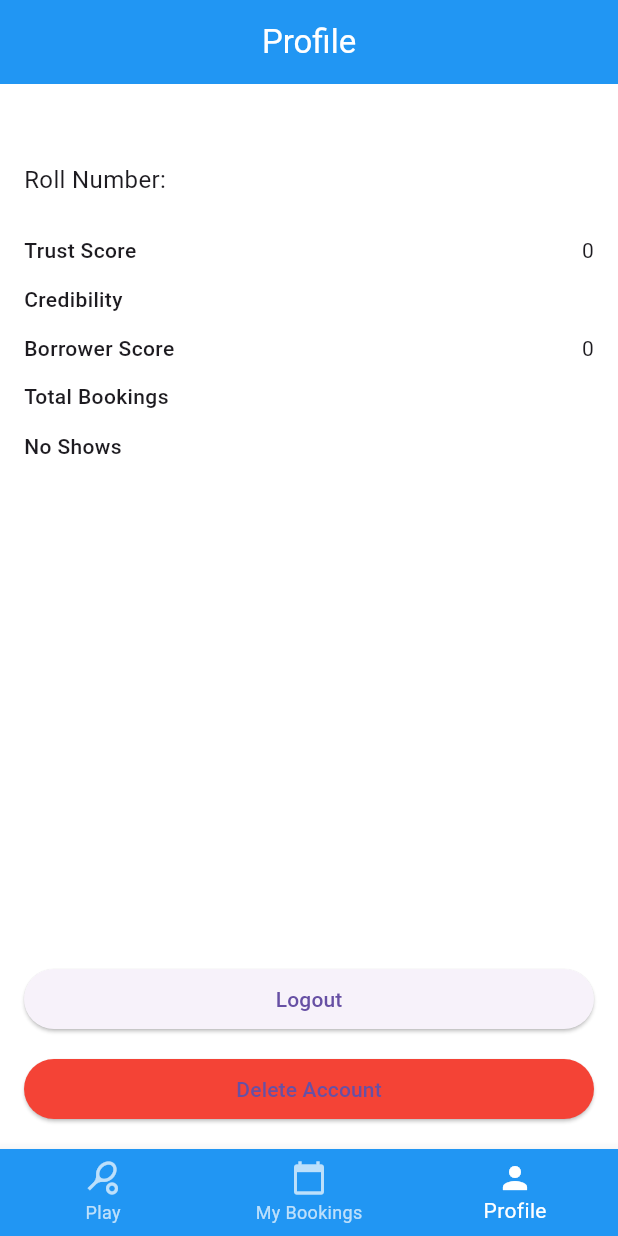
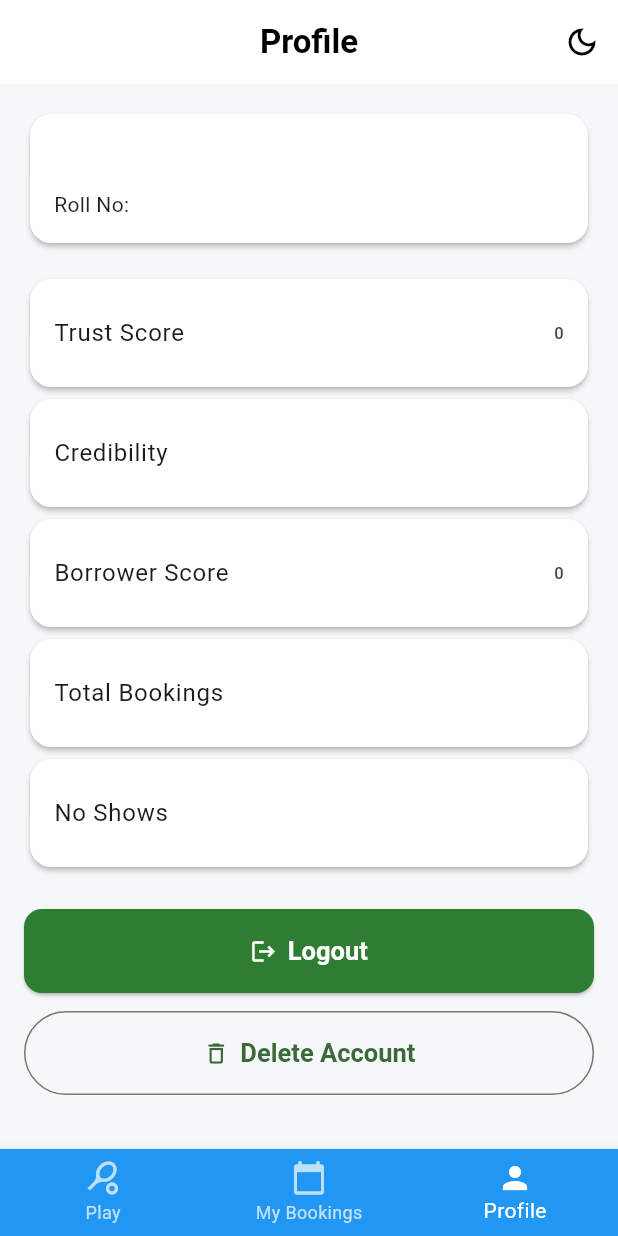
Before and after one commit to j1y4-j/SportSync, a Flutter app: the screen it shows once a user with an empty profile is signed in, item 3 of the bottom bar chosen, on a phone screen of 412 x 824 dp. Run offline on Flutter 3.47's test engine with Material 3 defaults, Android fonts, the phone set to English and light mode, and no system bars; our stand-ins replace cloud_firestore, firebase_auth, firebase_core; accounts and stored records are empty; network calls fail.

Commit message:
Dark Mode

```diff
--- a/lib/main.dart
+++ b/lib/main.dart
@@ -1,18 +1,14 @@
 import 'package:flutter/material.dart';
 import 'package:firebase_core/firebase_core.dart';
-import 'package:sports_sync/test.dart';
-import 'firebase_options.dart'; // ✅ must import
-// import '../services/login.dart'; // path to your login screen
+import 'firebase_options.dart';
 import 'auth_wrapper.dart';
 
-// import 'admin/addFriends.dart';
-// import 'admin/migrate_bookedby.dart';
+/// GLOBAL THEME CONTROLLER
+final ValueNotifier<ThemeMode> themeNotifier = ValueNotifier(ThemeMode.light);
 
 void main() async {
   WidgetsFlutterBinding.ensureInitialized();
-
   await Firebase.initializeApp(options: DefaultFirebaseOptions.currentPlatform);
-
   runApp(const MyApp());
 }
 
@@ -21,20 +17,96 @@ class MyApp extends StatelessWidget {
 
   @override
   Widget build(BuildContext context) {
+    return ValueListenableBuilder<ThemeMode>(
+      valueListenable: themeNotifier,
+      builder: (_, mode, __) {
         return MaterialApp(
           debugShowCheckedModeBanner: false,
+          themeMode: mode,
 
-      theme: ThemeData(
-        primaryColor: Colors.blue,
-        scaffoldBackgroundColor: Colors.white,
+          /// 🌤️ PLAYO-LIKE LIGHT THEME
+          theme: _lightTheme(),
+
+          /// 🌙 OPTIONAL DARK THEME
+          darkTheme: _darkTheme(),
+
+          home: const AuthWrapper(),
+        );
+      },
+    );
+  }
+}
+
+/// ================= LIGHT THEME =================
+/// Primary identity (Playo-like)
+ThemeData _lightTheme() {
+  return ThemeData(
+    useMaterial3: true,
+
+    scaffoldBackgroundColor: const Color(0xFFF6F7F9),
+
+    colorScheme: ColorScheme.fromSeed(
+      seedColor: const Color(0xFF2E7D32), // Playo green
+      brightness: Brightness.light,
+    ),
+
     appBarTheme: const AppBarTheme(
-          backgroundColor: Colors.blue,
-          foregroundColor: Colors.white, // title + icons
+      backgroundColor: Colors.white,
+      foregroundColor: Colors.black,
+      elevation: 0,
       centerTitle: true,
+    ),
+
+    cardTheme: CardThemeData(
+      color: Colors.white,
+      elevation: 1.5,
+      shape: RoundedRectangleBorder(borderRadius: BorderRadius.circular(14)),
+    ),
+
+    listTileTheme: const ListTileThemeData(
+      contentPadding: EdgeInsets.symmetric(horizontal: 16, vertical: 8),
+    ),
+
+    elevatedButtonTheme: ElevatedButtonThemeData(
+      style: ElevatedButton.styleFrom(
+        backgroundColor: const Color(0xFF2E7D32),
+        foregroundColor: Colors.white,
+        padding: const EdgeInsets.symmetric(vertical: 14),
+        shape: RoundedRectangleBorder(borderRadius: BorderRadius.circular(12)),
       ),
     ),
 
-      home: const AuthWrapper(),
+    textTheme: const TextTheme(
+      titleLarge: TextStyle(fontWeight: FontWeight.w600),
+      titleMedium: TextStyle(fontWeight: FontWeight.w500),
+      bodyMedium: TextStyle(color: Colors.black87),
+    ),
   );
 }
+
+/// ================= DARK THEME =================
+/// Optional, calm, professional
+ThemeData _darkTheme() {
+  return ThemeData(
+    useMaterial3: true,
+
+    scaffoldBackgroundColor: const Color(0xFF121212),
+
+    colorScheme: ColorScheme.fromSeed(
+      seedColor: const Color(0xFF81C784),
+      brightness: Brightness.dark,
+    ),
+
+    appBarTheme: const AppBarTheme(
+      backgroundColor: Color(0xFF1E1E1E),
+      elevation: 0,
+      centerTitle: true,
+    ),
+
+    cardTheme: CardThemeData(
+      color: const Color(0xFF1E1E1E),
+      elevation: 1,
+      shape: RoundedRectangleBorder(borderRadius: BorderRadius.circular(14)),
+    ),
+  );
 }
--- a/lib/screens/profile_screen.dart
+++ b/lib/screens/profile_screen.dart
@@ -1,8 +1,8 @@
 import 'package:flutter/material.dart';
 import 'package:firebase_auth/firebase_auth.dart';
 import 'package:cloud_firestore/cloud_firestore.dart';
-
-import '../utils/cleanup.dart'; // 👈 where cleanupUserBookings lives
+import '../main.dart';
+import '../utils/cleanup.dart';
 import '../screens/login.dart';
 
 class ProfileScreen extends StatelessWidget {
@@ -16,61 +16,86 @@ class ProfileScreen extends StatelessWidget {
     return Scaffold(
       appBar: AppBar(
         title: const Text("Profile"),
-        backgroundColor: Colors.blue,
+        actions: [
+          IconButton(
+            icon: Icon(
+              themeNotifier.value == ThemeMode.dark
+                  ? Icons.light_mode_outlined
+                  : Icons.dark_mode_outlined,
             ),
+            onPressed: () {
+              themeNotifier.value = themeNotifier.value == ThemeMode.dark
+                  ? ThemeMode.light
+                  : ThemeMode.dark;
+            },
+          ),
+        ],
+      ),
+
       body: StreamBuilder<DocumentSnapshot>(
         stream: FirebaseFirestore.instance
             .collection('users')
             .doc(userId)
             .snapshots(),
-        builder: (context, snapshot) {
-          if (snapshot.connectionState == ConnectionState.waiting) {
+        builder: (_, snapshot) {
+          if (!snapshot.hasData) {
             return const Center(child: CircularProgressIndicator());
-          }
-
-          if (!snapshot.hasData || !snapshot.data!.exists) {
-            return const Center(child: Text("User data not found"));
           }
 
           final data = snapshot.data!.data() as Map<String, dynamic>;
 
-          return Padding(
+          return ListView(
+            padding: const EdgeInsets.all(16),
+            children: [
+              /// USER INFO
+              Card(
+                child: Padding(
                   padding: const EdgeInsets.all(16),
                   child: Column(
                     crossAxisAlignment: CrossAxisAlignment.start,
                     children: [
-                /// USER EMAIL
                       Text(
-                  user.email ?? "No email",
-                  style: const TextStyle(
-                    fontSize: 18,
-                    fontWeight: FontWeight.bold,
+                        user.email ?? "",
+                        style: Theme.of(context).textTheme.titleLarge,
+                      ),
+                      const SizedBox(height: 6),
+                      Text(
+                        "Roll No: ${data['rollNumber'] ?? 'NA'}",
+                        style: Theme.of(context).textTheme.bodyMedium,
+                      ),
+                    ],
+                  ),
                 ),
               ),
 
-                const SizedBox(height: 10),
+              const SizedBox(height: 16),
 
-                /// USER ROLL NUMBER
-                Text(
-                  "Roll Number: ${data['rollNumber'] ?? 'NA'}",
-                  style: const TextStyle(fontSize: 16),
-                ),
+              _statTile("Trust Score", data['trustScore']),
+              _statTile("Credibility", data['credibility']),
+              _statTile("Borrower Score", data['borrowerScore']),
+              _statTile("Total Bookings", data['totalBookings']),
+              _statTile("No Shows", data['noShows']),
 
-                const SizedBox(height: 20),
-
-                /// SCORES
-                _scoreTile("Trust Score", data['trustScore']),
-                _scoreTile("Credibility", data['credibility']),
-                _scoreTile("Borrower Score", data['borrowerScore']),
-                _scoreTile("Total Bookings", data['totalBookings']),
-                _scoreTile("No Shows", data['noShows']),
-
-                const Spacer(),
+              const SizedBox(height: 24),
 
               /// LOGOUT
-                SizedBox(
-                  width: double.infinity,
-                  child: ElevatedButton(
+              ElevatedButton.icon(
+                style: ElevatedButton.styleFrom(
+                  padding: const EdgeInsets.symmetric(
+                    vertical: 18, // ⬅ increase height
+                    horizontal: 20, // ⬅ increase width
+                  ),
+                  textStyle: const TextStyle(
+                    fontSize: 17, // ⬅ text size
+                    fontWeight: FontWeight.w600,
+                  ),
+                  minimumSize: const Size(
+                    double.infinity,
+                    56,
+                  ), // ⬅ fixed height
+                ),
+                icon: const Icon(Icons.logout),
+                label: const Text("Logout"),
                 onPressed: () async {
                   await FirebaseAuth.instance.signOut();
                   Navigator.pushAndRemoveUntil(
@@ -79,52 +104,31 @@ class ProfileScreen extends StatelessWidget {
                     (_) => false,
                   );
                 },
-                    child: const Text("Logout"),
-                  ),
               ),
 
               const SizedBox(height: 12),
 
               /// DELETE ACCOUNT
-                SizedBox(
-                  width: double.infinity,
-                  child: ElevatedButton(
-                    style: ElevatedButton.styleFrom(
-                      backgroundColor: Colors.red,
+              OutlinedButton.icon(
+                style: OutlinedButton.styleFrom(
+                  padding: const EdgeInsets.symmetric(
+                    vertical: 18,
+                    horizontal: 20,
                   ),
+                  textStyle: const TextStyle(
+                    fontSize: 17,
+                    fontWeight: FontWeight.w600,
+                  ),
+                  minimumSize: const Size(double.infinity, 56),
+                ),
+                icon: const Icon(Icons.delete_outline),
+                label: const Text("Delete Account"),
                 onPressed: () async {
-                      final confirm = await showDialog<bool>(
-                        context: context,
-                        builder: (context) => AlertDialog(
-                          title: const Text("Delete Account"),
-                          content: const Text(
-                            "This will cancel all your bookings and permanently delete your account.",
-                          ),
-                          actions: [
-                            TextButton(
-                              onPressed: () => Navigator.pop(context, false),
-                              child: const Text("Cancel"),
-                            ),
-                            TextButton(
-                              onPressed: () => Navigator.pop(context, true),
-                              child: const Text("Delete"),
-                            ),
-                          ],
-                        ),
-                      );
-
-                      if (confirm != true) return;
-
-                      // ✅ CLEAN UP BOOKINGS
                   await cleanupUserBookings(userId);
-
-                      // ✅ DELETE USER DOC
                   await FirebaseFirestore.instance
                       .collection('users')
                       .doc(userId)
                       .delete();
-
-                      // ✅ DELETE AUTH ACCOUNT
                   await FirebaseAuth.instance.currentUser!.delete();
 
                   Navigator.pushAndRemoveUntil(
@@ -133,27 +137,19 @@ class ProfileScreen extends StatelessWidget {
                     (_) => false,
                   );
                 },
-                    child: const Text("Delete Account"),
-                  ),
               ),
             ],
-            ),
           );
         },
       ),
     );
   }
 
-  /// SMALL HELPER WIDGET
-  Widget _scoreTile(String title, dynamic value) {
-    return Padding(
-      padding: const EdgeInsets.symmetric(vertical: 6),
-      child: Row(
-        mainAxisAlignment: MainAxisAlignment.spaceBetween,
-        children: [
-          Text(title, style: const TextStyle(fontWeight: FontWeight.w500)),
-          Text(value?.toString() ?? "NA"),
-        ],
+  Widget _statTile(String title, dynamic value) {
+    return Card(
+      child: ListTile(
+        title: Text(title),
+        trailing: Text(value?.toString() ?? "0"),
       ),
     );
   }
```
Lines whose indentation alone changed are shown as unchanged.
